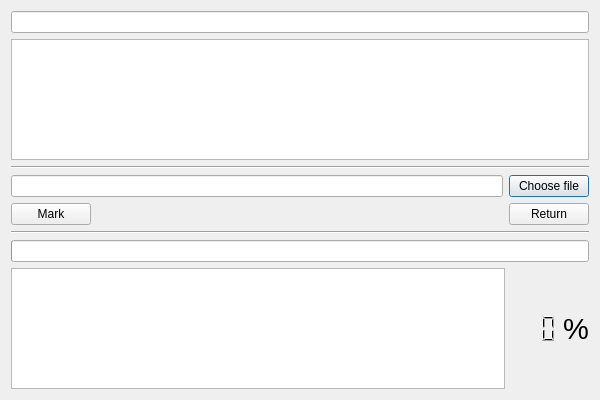
Qt form task.ui (SecurityCze/programming_for_dummies_by_dummies_application) before a commit.
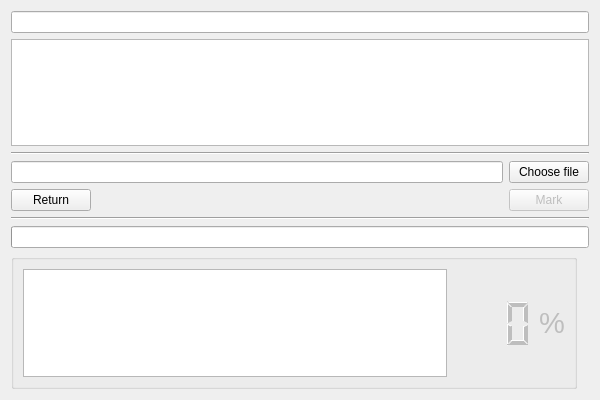
The same form after that commit.

Commit message: Add: proof of concept for task

```diff
--- a/task.ui
+++ b/task.ui
@@ -14,17 +14,10 @@
    <string>Dialog</string>
   </property>
   <layout class="QGridLayout" name="gridLayout">
-   <item row="7" column="0" colspan="3">
-    <widget class="Line" name="lineUploadScore">
-     <property name="orientation">
-      <enum>Qt::Horizontal</enum>
-     </property>
-    </widget>
-   </item>
-   <item row="8" column="0" colspan="3">
-    <layout class="QGridLayout" name="markLayout">
-     <item row="1" column="0">
-      <widget class="QTextEdit" name="errors">
+   <item row="1" column="0" colspan="3">
+    <layout class="QVBoxLayout" name="taskLayout">
+     <item>
+      <widget class="QLineEdit" name="taskName">
        <property name="toolTip">
         <string notr="true"/>
        </property>
@@ -33,56 +26,13 @@
        </property>
       </widget>
      </item>
-     <item row="1" column="1">
-      <widget class="QLCDNumber" name="percentageMark">
+     <item>
+      <widget class="QTextEdit" name="taskText">
        <property name="toolTip">
         <string>% success</string>
        </property>
-       <property name="frameShape">
-        <enum>QFrame::NoFrame</enum>
-       </property>
-       <property name="digitCount">
-        <number>3</number>
-       </property>
-       <property name="segmentStyle">
-        <enum>QLCDNumber::Filled</enum>
-       </property>
-       <property name="value" stdset="0">
-        <double>0.000000000000000</double>
-       </property>
-       <property name="intValue" stdset="0">
-        <number>0</number>
-       </property>
-      </widget>
-     </item>
-     <item row="0" column="0" colspan="3">
-      <widget class="QProgressBar" name="progressBarSolution">
-       <property name="enabled">
+       <property name="readOnly">
         <bool>true</bool>
-       </property>
-       <property name="toolTip">
-        <string>Progres of marking</string>
-       </property>
-       <property name="value">
-        <number>0</number>
-       </property>
-       <property name="textVisible">
-        <bool>false</bool>
-       </property>
-      </widget>
-     </item>
-     <item row="1" column="2">
-      <widget class="QLabel" name="percentageSign">
-       <property name="font">
-        <font>
-         <pointsize>22</pointsize>
-        </font>
-       </property>
-       <property name="frameShape">
-        <enum>QFrame::NoFrame</enum>
-       </property>
-       <property name="text">
-        <string>%</string>
        </property>
       </widget>
      </item>
@@ -95,17 +45,52 @@
      </property>
     </widget>
    </item>
+   <item row="9" column="0" colspan="3">
+    <widget class="QProgressBar" name="progressBarSolution">
+     <property name="enabled">
+      <bool>true</bool>
+     </property>
+     <property name="toolTip">
+      <string>Progres of marking</string>
+     </property>
+     <property name="value">
+      <number>0</number>
+     </property>
+     <property name="textVisible">
+      <bool>false</bool>
+     </property>
+    </widget>
+   </item>
    <item row="4" column="0" colspan="3">
     <layout class="QGridLayout" name="uploadLayout">
-     <item row="0" column="2">
-      <widget class="QPushButton" name="fileButton">
+     <item row="0" column="0" colspan="2">
+      <widget class="QLineEdit" name="fileName">
+       <property name="acceptDrops">
+        <bool>false</bool>
+       </property>
+       <property name="toolTip">
+        <string>Chosen file for validationg</string>
+       </property>
+       <property name="readOnly">
+        <bool>true</bool>
+       </property>
+      </widget>
+     </item>
+     <item row="2" column="2">
+      <widget class="QPushButton" name="markButton">
+       <property name="enabled">
+        <bool>false</bool>
+       </property>
+       <property name="toolTip">
+        <string>Marks chosen solution</string>
+       </property>
        <property name="text">
-        <string>Choose file</string>
+        <string>Mark</string>
        </property>
       </widget>
      </item>
-     <item row="1" column="1">
-      <spacer name="spacerMarkCancel">
+     <item row="2" column="1">
+      <spacer name="spacerReturnMark">
        <property name="orientation">
         <enum>Qt::Horizontal</enum>
        </property>
@@ -117,30 +102,14 @@
        </property>
       </spacer>
      </item>
-     <item row="1" column="0">
-      <widget class="QPushButton" name="markButton">
-       <property name="toolTip">
-        <string>Marks chosen solution</string>
-       </property>
+     <item row="0" column="2">
+      <widget class="QPushButton" name="fileButton">
        <property name="text">
-        <string>Mark</string>
+        <string>Choose file</string>
        </property>
       </widget>
      </item>
-     <item row="0" column="0" colspan="2">
-      <widget class="QLineEdit" name="fileName">
-       <property name="acceptDrops">
-        <bool>false</bool>
-       </property>
-       <property name="toolTip">
-        <string>Chosen file for validationg</string>
-       </property>
-       <property name="readOnly">
-        <bool>true</bool>
-       </property>
-      </widget>
-     </item>
-     <item row="1" column="2">
+     <item row="2" column="0">
       <widget class="QPushButton" name="returnButton">
        <property name="text">
         <string>Return</string>
@@ -149,29 +118,83 @@
      </item>
     </layout>
    </item>
-   <item row="1" column="0" colspan="3">
-    <layout class="QVBoxLayout" name="taskLayout">
-     <item>
-      <widget class="QLineEdit" name="taskName">
-       <property name="toolTip">
-        <string>Name of task</string>
-       </property>
-       <property name="readOnly">
-        <bool>true</bool>
-       </property>
-      </widget>
-     </item>
-     <item>
-      <widget class="QTextEdit" name="taskText">
-       <property name="toolTip">
-        <string>Writen task</string>
-       </property>
-       <property name="readOnly">
-        <bool>true</bool>
-       </property>
-      </widget>
-     </item>
-    </layout>
+   <item row="7" column="0" colspan="3">
+    <widget class="Line" name="lineUploadScore">
+     <property name="orientation">
+      <enum>Qt::Horizontal</enum>
+     </property>
+    </widget>
+   </item>
+   <item row="10" column="0">
+    <widget class="QGroupBox" name="groupboxMarks">
+     <layout class="QGridLayout" name="markLayout">
+      <item row="2" column="0">
+       <widget class="QTextEdit" name="errors">
+        <property name="toolTip">
+         <string notr="true"/>
+        </property>
+        <property name="readOnly">
+         <bool>true</bool>
+        </property>
+       </widget>
+      </item>
+      <item row="2" column="2">
+       <widget class="QLabel" name="percentageSign">
+        <property name="enabled">
+         <bool>false</bool>
+        </property>
+        <property name="font">
+         <font>
+          <pointsize>22</pointsize>
+         </font>
+        </property>
+        <property name="frameShape">
+         <enum>QFrame::NoFrame</enum>
+        </property>
+        <property name="text">
+         <string>%</string>
+        </property>
+       </widget>
+      </item>
+      <item row="2" column="1">
+       <widget class="QLCDNumber" name="percentageMark">
+        <property name="enabled">
+         <bool>false</bool>
+        </property>
+        <property name="sizePolicy">
+         <sizepolicy hsizetype="Minimum" vsizetype="Minimum">
+          <horstretch>0</horstretch>
+          <verstretch>0</verstretch>
+         </sizepolicy>
+        </property>
+        <property name="minimumSize">
+         <size>
+          <width>80</width>
+          <height>0</height>
+         </size>
+        </property>
+        <property name="toolTip">
+         <string>% success</string>
+        </property>
+        <property name="frameShape">
+         <enum>QFrame::NoFrame</enum>
+        </property>
+        <property name="digitCount">
+         <number>3</number>
+        </property>
+        <property name="segmentStyle">
+         <enum>QLCDNumber::Filled</enum>
+        </property>
+        <property name="value" stdset="0">
+         <double>0.000000000000000</double>
+        </property>
+        <property name="intValue" stdset="0">
+         <number>0</number>
+        </property>
+       </widget>
+      </item>
+     </layout>
+    </widget>
    </item>
   </layout>
  </widget>
```
Left out of the diff: 4 changed lines with no effect on the pictures. The commit also changes 4 other files.
